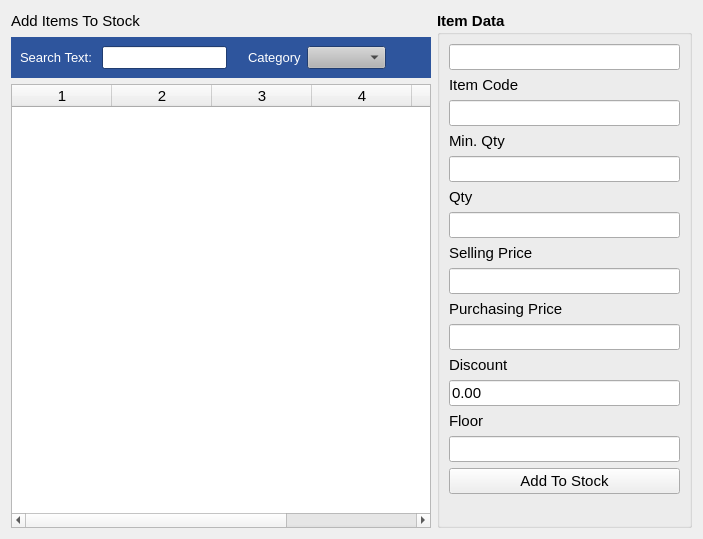
Before: the Qt Designer form estorecpp/addmanualstockitems.ui in Watti/estorecpp, drawn with Qt 5.
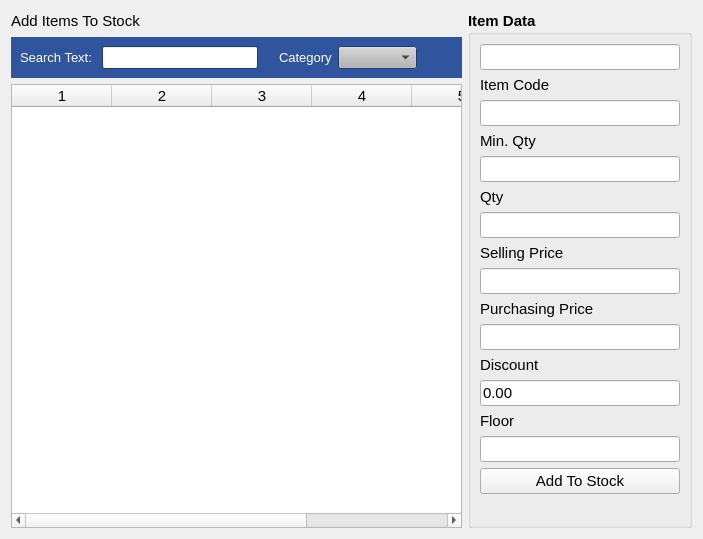
After: the same form once the commit is applied.

Diff of the .ui file:
```diff
--- a/estorecpp/addmanualstockitems.ui
+++ b/estorecpp/addmanualstockitems.ui
@@ -874,7 +874,14 @@
        </widget>
       </item>
       <item>
-       <widget class="QLineEdit" name="floorText"/>
+       <widget class="QLineEdit" name="floorText">
+        <property name="sizePolicy">
+         <sizepolicy hsizetype="Preferred" vsizetype="Fixed">
+          <horstretch>0</horstretch>
+          <verstretch>0</verstretch>
+         </sizepolicy>
+        </property>
+       </widget>
       </item>
       <item>
        <widget class="QPushButton" name="addToStockBtn">
```
